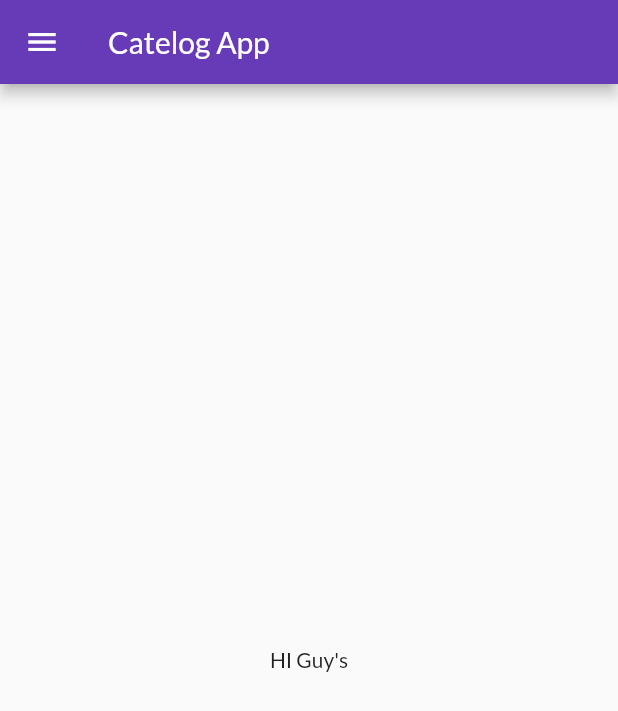
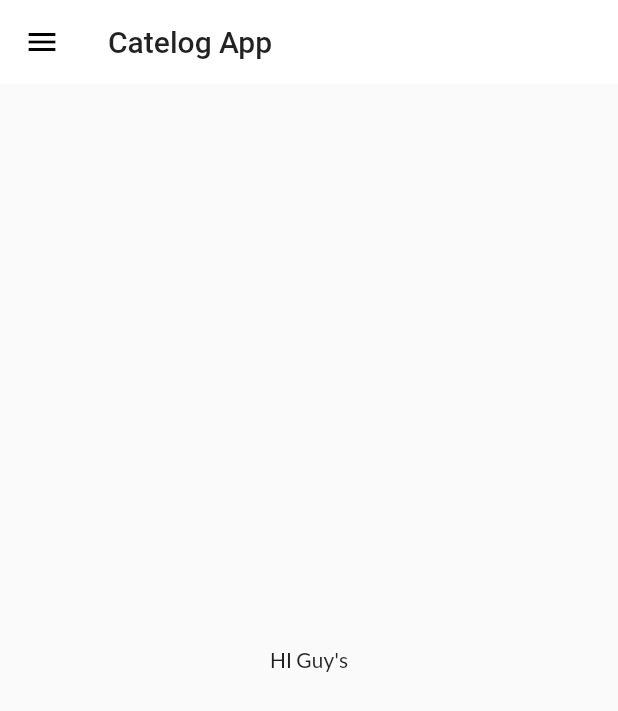
Before and after one commit to HarshChudasma/beginforflutter, a Flutter app: the screen it shows after launch, on a phone screen of 412 x 824 dp. Shown: the top 711 px of the screen. Run offline on Flutter 3.47's test engine with Material 2 defaults, Android fonts, the phone set to English and light mode, and no system bars; our stand-ins replace google_fonts.

Commit message:
theme extrected

```diff
--- a/lib/main.dart
+++ b/lib/main.dart
@@ -2,7 +2,8 @@ import 'package:flutter/material.dart';
 import 'package:flutter_demo1/pages/login_page.dart';
 import 'package:flutter_demo1/pages/home_page.dart';
 import 'package:flutter_demo1/utils/routes.dart';
-import 'package:google_fonts/google_fonts.dart';
+import 'package:flutter_demo1/widgets/themes.dart';
+import 'package:flutter_demo1/widgets/themes.dart';
 
 
 void main(){
@@ -14,14 +15,9 @@ class MyApp extends StatelessWidget {
   Widget build(BuildContext context) {
     return MaterialApp(
       themeMode: ThemeMode.light,
-      theme: ThemeData(
-        primarySwatch: Colors.deepPurple,
-        fontFamily: GoogleFonts.lato().fontFamily,
-      ),
+      theme: MyTheme.lightTheme(context),
       debugShowCheckedModeBanner: false,
-      darkTheme: ThemeData(
-        brightness: Brightness.dark
-      ),
+      darkTheme: MyTheme.darkTheme(context),
       initialRoute: MyRoutes.homeRoute,
       routes: {
         "/": (context) => LoginPage(),
--- /dev/null
+++ b/lib/widgets/themes.dart
@@ -0,0 +1,22 @@
+import 'package:flutter/material.dart';
+import 'package:google_fonts/google_fonts.dart';
+
+
+class MyTheme{
+  static ThemeData lightTheme(BuildContext context) => ThemeData(
+        primarySwatch: Colors.deepPurple,
+        fontFamily: GoogleFonts.lato().fontFamily,
+        appBarTheme: AppBarTheme(
+          color: Colors.white,
+          elevation: 0.0,
+          iconTheme: IconThemeData(
+            color: Colors.black
+          ),
+          textTheme: Theme.of(context).textTheme,
+        ),
+      );
+
+  static ThemeData darkTheme(BuildContext context) => ThemeData(
+        brightness: Brightness.dark,
+      );
+}
```
